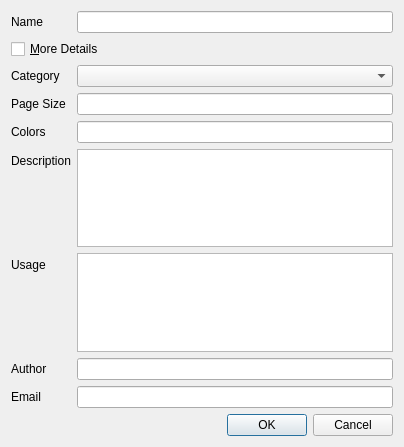
Qt form scribus/plugins/saveastemplateplugin/satdialog.ui (scribusproject/scribus) before a commit.
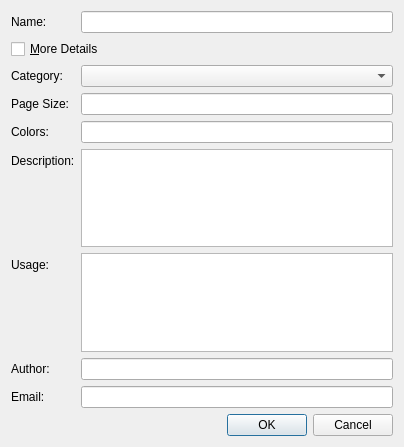
The same form after that commit.

The edit to the form file:
```diff
--- a/scribus/plugins/saveastemplateplugin/satdialog.ui
+++ b/scribus/plugins/saveastemplateplugin/satdialog.ui
@@ -17,7 +17,7 @@
    <item row="0" column="0">
     <widget class="QLabel" name="label">
      <property name="text">
-      <string>Name</string>
+      <string>Name:</string>
      </property>
     </widget>
    </item>
@@ -41,7 +41,7 @@
    <item row="2" column="0">
     <widget class="QLabel" name="catsLabel">
      <property name="text">
-      <string>Category</string>
+      <string>Category:</string>
      </property>
     </widget>
    </item>
@@ -55,7 +55,7 @@
    <item row="3" column="0">
     <widget class="QLabel" name="psizeLabel">
      <property name="text">
-      <string>Page Size</string>
+      <string>Page Size:</string>
      </property>
     </widget>
    </item>
@@ -69,7 +69,7 @@
    <item row="4" column="0">
     <widget class="QLabel" name="colorsLabel">
      <property name="text">
-      <string>Colors</string>
+      <string>Colors:</string>
      </property>
     </widget>
    </item>
@@ -83,7 +83,7 @@
    <item row="5" column="0">
     <widget class="QLabel" name="descrLabel">
      <property name="text">
-      <string>Description</string>
+      <string>Description:</string>
      </property>
     </widget>
    </item>
@@ -103,7 +103,7 @@
    <item row="6" column="0">
     <widget class="QLabel" name="usageLabel">
      <property name="text">
-      <string>Usage</string>
+      <string>Usage:</string>
      </property>
     </widget>
    </item>
@@ -123,7 +123,7 @@
    <item row="7" column="0">
     <widget class="QLabel" name="authorLabel">
      <property name="text">
-      <string>Author</string>
+      <string>Author:</string>
      </property>
     </widget>
    </item>
@@ -137,7 +137,7 @@
    <item row="8" column="0">
     <widget class="QLabel" name="emailLabel">
      <property name="text">
-      <string>Email</string>
+      <string>Email:</string>
      </property>
     </widget>
    </item>
```
Left out of the diff: 8 changed lines with no effect on the pictures.
